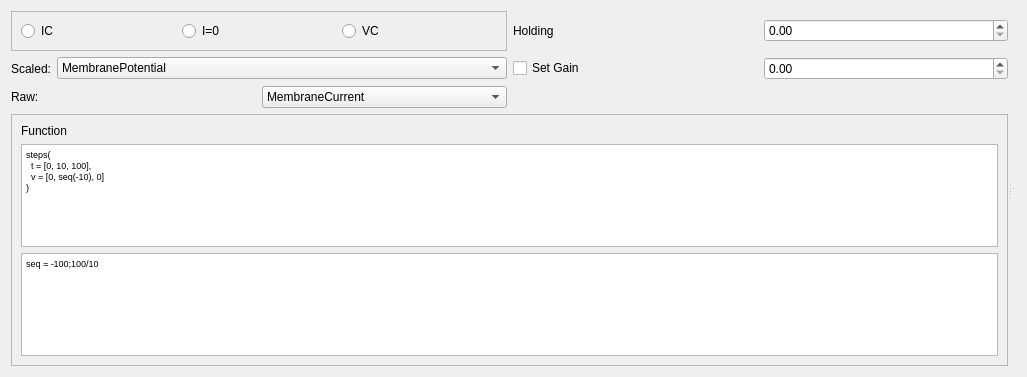
Old version of the form lib/devices/MultiClamp/ProtocolTemplate.ui in the repository acq4/acq4.
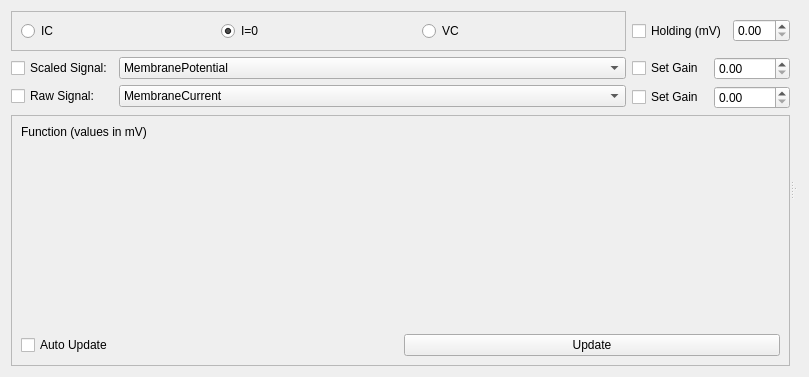
New version of the form. Custom widgets are drawn as their Qt base class.

Commit message: MultiClamp protocol GUI has basic waveform generation / plotting

Patch:
```diff
--- a/lib/devices/MultiClamp/ProtocolTemplate.ui
+++ b/lib/devices/MultiClamp/ProtocolTemplate.ui
@@ -1,18 +1,21 @@
 <ui version="4.0" >
  <class>Form</class>
- <widget class="QWidget" name="Form" >
-  <property name="geometry" >
+ <widget class="QWidget" name="Form">
+  <property name="geometry">
    <rect>
     <x>0</x>
     <y>0</y>
-    <width>1027</width>
+    <width>809</width>
     <height>377</height>
    </rect>
   </property>
   <property name="windowTitle" >
    <string>Form</string>
   </property>
-  <layout class="QHBoxLayout" name="horizontalLayout" >
+  <property name="autoFillBackground">
+   <bool>true</bool>
+  </property>
+  <layout class="QHBoxLayout" name="horizontalLayout">
    <item>
     <widget class="QSplitter" name="splitter_2" >
      <property name="orientation" >
@@ -43,6 +46,9 @@
               <property name="text" >
                <string>I=0</string>
               </property>
+              <property name="checked">
+               <bool>true</bool>
+              </property>
              </widget>
             </item>
             <item>
@@ -58,9 +64,9 @@
          <item row="0" column="1" >
           <layout class="QHBoxLayout" name="horizontalLayout_6" >
            <item>
-            <widget class="QLabel" name="label_5" >
-             <property name="text" >
-              <string>Holding</string>
+            <widget class="QCheckBox" name="holdingCheck">
+             <property name="text">
+              <string>Holding (mV)</string>
              </property>
             </widget>
            </item>
@@ -69,19 +75,19 @@
            </item>
           </layout>
          </item>
-         <item row="1" column="0" >
-          <layout class="QHBoxLayout" name="horizontalLayout_3" >
-           <item>
-            <widget class="QLabel" name="label_7" >
-             <property name="text" >
-              <string>Scaled:</string>
+         <item row="1" column="0" rowspan="2">
+          <layout class="QGridLayout" name="gridLayout">
+           <item row="0" column="0">
+            <widget class="QCheckBox" name="scaledSignalCheck">
+             <property name="text">
+              <string>Scaled Signal:</string>
              </property>
             </widget>
            </item>
-           <item>
-            <widget class="QComboBox" name="comboBox" >
-             <property name="sizePolicy" >
-              <sizepolicy vsizetype="Fixed" hsizetype="Preferred" >
+           <item row="0" column="1">
+            <widget class="QComboBox" name="scaledSignalCombo">
+             <property name="sizePolicy">
+              <sizepolicy hsizetype="Preferred" vsizetype="Fixed">
                <horstretch>3</horstretch>
                <verstretch>0</verstretch>
               </sizepolicy>
@@ -93,35 +99,17 @@
              </item>
             </widget>
            </item>
-          </layout>
-         </item>
-         <item row="1" column="1" >
-          <layout class="QHBoxLayout" name="horizontalLayout_5" >
-           <item>
-            <widget class="QCheckBox" name="checkBox_6" >
-             <property name="text" >
-              <string>Set Gain</string>
+           <item row="1" column="0">
+            <widget class="QCheckBox" name="rawSignalCheck">
+             <property name="text">
+              <string>Raw Signal:</string>
              </property>
             </widget>
            </item>
-           <item>
-            <widget class="QDoubleSpinBox" name="doubleSpinBox_5" />
-           </item>
-          </layout>
-         </item>
-         <item row="2" column="0" >
-          <layout class="QHBoxLayout" name="horizontalLayout_4" >
-           <item>
-            <widget class="QLabel" name="label_9" >
-             <property name="text" >
-              <string>Raw:</string>
-             </property>
-            </widget>
-           </item>
-           <item>
-            <widget class="QComboBox" name="comboBox_2" >
+           <item row="1" column="1">
+            <widget class="QComboBox" name="rawSignalCombo">
              <item>
-              <property name="text" >
+              <property name="text">
                <string>MembraneCurrent</string>
               </property>
              </item>
@@ -129,18 +117,33 @@
            </item>
           </layout>
          </item>
-         <item row="2" column="1" >
-          <spacer name="verticalSpacer_5" >
-           <property name="orientation" >
-            <enum>Qt::Vertical</enum>
-           </property>
-           <property name="sizeHint" stdset="0" >
-            <size>
-             <width>20</width>
-             <height>18</height>
-            </size>
-           </property>
-          </spacer>
+         <item row="1" column="1">
+          <layout class="QHBoxLayout" name="horizontalLayout_5">
+           <item>
+            <widget class="QCheckBox" name="setScaledGainCheck">
+             <property name="text">
+              <string>Set Gain</string>
+             </property>
+            </widget>
+           </item>
+           <item>
+            <widget class="QDoubleSpinBox" name="scaledGainSpin"/>
+           </item>
+          </layout>
+         </item>
+         <item row="2" column="1">
+          <layout class="QHBoxLayout" name="horizontalLayout_7">
+           <item>
+            <widget class="QCheckBox" name="setRawGainCheck">
+             <property name="text">
+              <string>Set Gain</string>
+             </property>
+            </widget>
+           </item>
+           <item>
+            <widget class="QDoubleSpinBox" name="rawGainSpin"/>
+           </item>
+          </layout>
          </item>
         </layout>
        </item>
@@ -161,35 +164,38 @@
               <verstretch>0</verstretch>
              </sizepolicy>
             </property>
-            <property name="text" >
-             <string>Function</string>
+            <property name="text">
+             <string>Function (values in mV)</string>
             </property>
            </widget>
           </item>
           <item>
-           <widget class="QTextEdit" name="textEdit" >
-            <property name="html" >
-             <string>&lt;!DOCTYPE HTML PUBLIC "-//W3C//DTD HTML 4.0//EN" "http://www.w3.org/TR/REC-html40/strict.dtd">
-&lt;html>&lt;head>&lt;meta name="qrichtext" content="1" />&lt;style type="text/css">
-p, li { white-space: pre-wrap; }
-&lt;/style>&lt;/head>&lt;body style=" font-family:'Sans Serif'; font-size:7pt; font-weight:400; font-style:normal;">
-&lt;p style=" margin-top:0px; margin-bottom:0px; margin-left:0px; margin-right:0px; -qt-block-indent:0; text-indent:0px;">steps(&lt;/p>
-&lt;p style=" margin-top:0px; margin-bottom:0px; margin-left:0px; margin-right:0px; -qt-block-indent:0; text-indent:0px;">  t = [0, 10, 100],&lt;/p>
-&lt;p style=" margin-top:0px; margin-bottom:0px; margin-left:0px; margin-right:0px; -qt-block-indent:0; text-indent:0px;">  v = [0, seq(-10), 0]&lt;/p>
-&lt;p style=" margin-top:0px; margin-bottom:0px; margin-left:0px; margin-right:0px; -qt-block-indent:0; text-indent:0px;">)&lt;/p>&lt;/body>&lt;/html></string>
+           <widget class="StimGenerator" name="waveGeneratorWidget" native="true">
+            <property name="sizePolicy">
+             <sizepolicy hsizetype="Preferred" vsizetype="Expanding">
+              <horstretch>0</horstretch>
+              <verstretch>0</verstretch>
+             </sizepolicy>
             </property>
            </widget>
           </item>
           <item>
-           <widget class="QTextEdit" name="textEdit_2" >
-            <property name="html" >
-             <string>&lt;!DOCTYPE HTML PUBLIC "-//W3C//DTD HTML 4.0//EN" "http://www.w3.org/TR/REC-html40/strict.dtd">
-&lt;html>&lt;head>&lt;meta name="qrichtext" content="1" />&lt;style type="text/css">
-p, li { white-space: pre-wrap; }
-&lt;/style>&lt;/head>&lt;body style=" font-family:'Sans Serif'; font-size:7pt; font-weight:400; font-style:normal;">
-&lt;p style=" margin-top:0px; margin-bottom:0px; margin-left:0px; margin-right:0px; -qt-block-indent:0; text-indent:0px;">seq = -100;100/10&lt;/p>&lt;/body>&lt;/html></string>
-            </property>
-           </widget>
+           <layout class="QHBoxLayout" name="horizontalLayout_3">
+            <item>
+             <widget class="QCheckBox" name="autoUpdateCheck">
+              <property name="text">
+               <string>Auto Update</string>
+              </property>
+             </widget>
+            </item>
+            <item>
+             <widget class="QPushButton" name="updateBtn">
+              <property name="text">
+               <string>Update</string>
+              </property>
+             </widget>
+            </item>
+           </layout>
           </item>
          </layout>
         </widget>
@@ -200,18 +206,18 @@
       <property name="orientation" >
        <enum>Qt::Vertical</enum>
       </property>
-      <widget class="QwtPlot" name="qwtPlot" >
-       <property name="sizePolicy" >
-        <sizepolicy vsizetype="Expanding" hsizetype="Expanding" >
-         <horstretch>10</horstretch>
+      <widget class="QwtPlot" name="topPlotWidget" native="true">
+       <property name="sizePolicy">
+        <sizepolicy hsizetype="Expanding" vsizetype="Expanding">
+         <horstretch>0</horstretch>
          <verstretch>0</verstretch>
         </sizepolicy>
        </property>
       </widget>
-      <widget class="QwtPlot" name="qwtPlot_2" >
-       <property name="sizePolicy" >
-        <sizepolicy vsizetype="Expanding" hsizetype="Expanding" >
-         <horstretch>10</horstretch>
+      <widget class="QwtPlot" name="bottomPlotWidget" native="true">
+       <property name="sizePolicy">
+        <sizepolicy hsizetype="Expanding" vsizetype="Preferred">
+         <horstretch>0</horstretch>
          <verstretch>0</verstretch>
         </sizepolicy>
        </property>
@@ -222,10 +228,17 @@
   </layout>
  </widget>
  <customwidgets>
+  <customwidget>
+   <class>StimGenerator</class>
+   <extends>QWidget</extends>
+   <header>lib.util.generator.StimGenerator</header>
+   <container>1</container>
+  </customwidget>
   <customwidget>
    <class>QwtPlot</class>
-   <extends>QFrame</extends>
-   <header>qwt_plot.h</header>
+   <extends>QWidget</extends>
+   <header>PyQt4.Qwt5</header>
+   <container>1</container>
   </customwidget>
  </customwidgets>
  <resources/>
```
Left out of the diff: 63 changed lines with no effect on the pictures. The commit also changes 15 other files.
